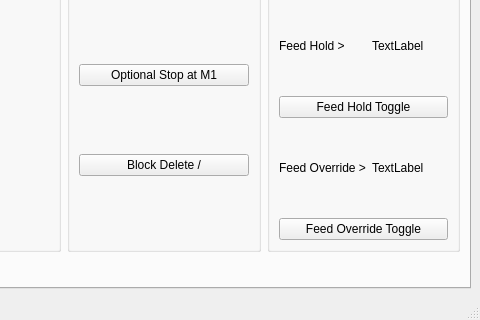
Above: examples/xyz.ui from jethornton/flexgui before the change; both pictures show x 352 to 832 and y 288 to 608 of the 832 by 608 pixel window. Below: the same form after it.
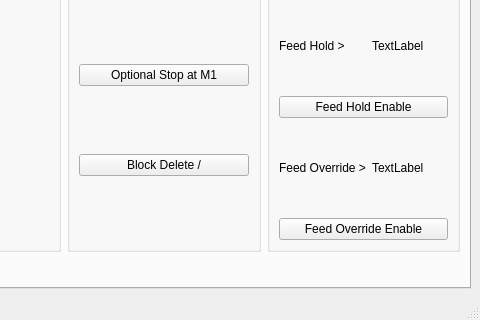
That is the form after the change. The open tabs and pages were chosen to show the change.

Commit message: rename feed_hold_pb to feed_hold_enable_pb

```diff
--- a/examples/xyz.ui
+++ b/examples/xyz.ui
@@ -1389,14 +1389,14 @@
            <item row="1" column="0" colspan="2">
             <widget class="QPushButton" name="feed_hold_pb">
              <property name="text">
-              <string>Feed Hold Toggle</string>
+              <string>Feed Hold Enable</string>
              </property>
             </widget>
            </item>
            <item row="3" column="0" colspan="2">
             <widget class="QPushButton" name="feed_override_pb">
              <property name="text">
-              <string>Feed Override Toggle</string>
+              <string>Feed Override Enable</string>
              </property>
             </widget>
            </item>
```
Left out of the diff: 2 changed lines with no effect on the pictures. The commit also changes 4 other files.
